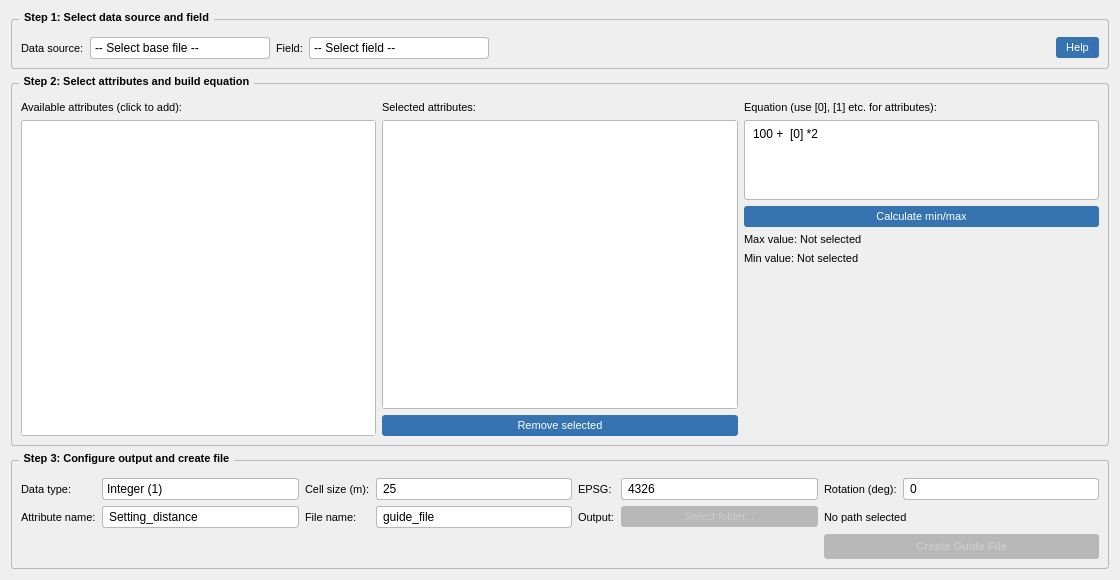
Before: the Qt Designer form widgets/create_guide_file_base.ui in axelande/geodatafarm3, drawn with Qt 5.
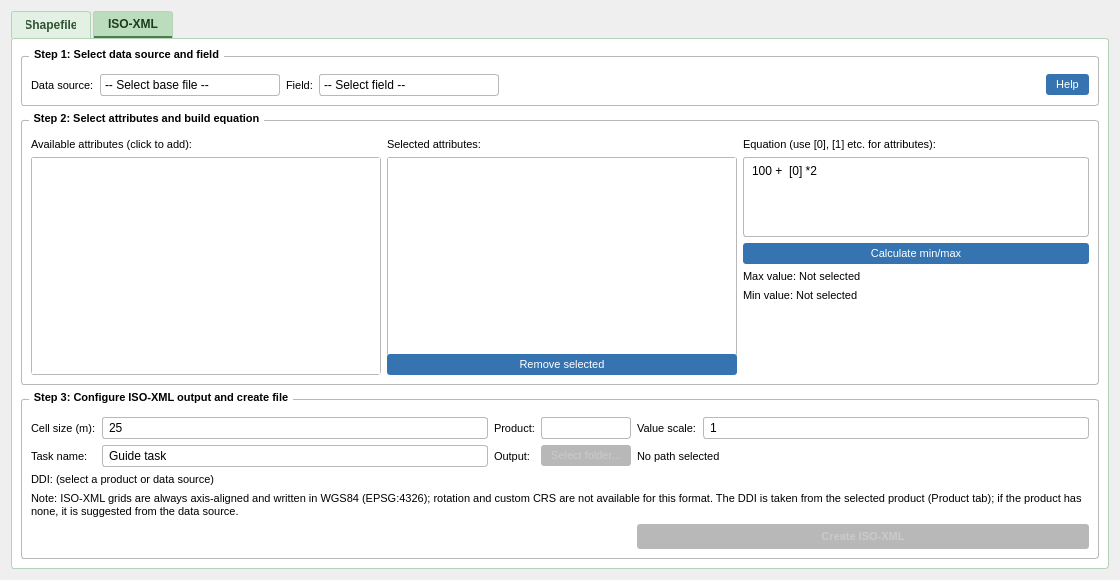
After: the same form once the commit is applied. The open tabs and pages were chosen to show the change.

Patch:
```diff
--- a/widgets/create_guide_file_base.ui
+++ b/widgets/create_guide_file_base.ui
@@ -119,9 +119,46 @@
   padding: 2px 4px;
   background: palette(base);
 }
+
+/* === Format sub-tabs (Shapefile / ISO-XML) — light green, a touch ===
+   === lighter than the green navigation sidebar (the main selector). === */
+QTabWidget#tabFormat::pane {
+  border: 1px solid #b6d4b8;
+  border-radius: 3px;
+  background: palette(base);
+}
+QTabWidget#tabFormat QTabBar::tab {
+  background: #e3f0e4;
+  color: #2f5233;
+  border: 1px solid #b6d4b8;
+  border-bottom: none;
+  border-top-left-radius: 3px;
+  border-top-right-radius: 3px;
+  padding: 5px 14px;
+  margin-right: 2px;
+  font-weight: bold;
+}
+QTabWidget#tabFormat QTabBar::tab:selected {
+  background: #bcdcbe;
+  color: #1e3a21;
+  border-bottom: 2px solid #4a7c4e;
+}
+QTabWidget#tabFormat QTabBar::tab:hover:!selected {
+  background: #d2e7d4;
+}
    </string>
   </property>
   <layout class="QVBoxLayout" name="mainLayout">
+   <item>
+    <widget class="QTabWidget" name="tabFormat">
+     <property name="currentIndex">
+      <number>0</number>
+     </property>
+     <widget class="QWidget" name="tabShp">
+      <attribute name="title">
+       <string>Shapefile</string>
+      </attribute>
+      <layout class="QVBoxLayout" name="shpLayout">
    <!-- ============================================ -->
    <!-- Step 1: Select Data Source                    -->
    <!-- ============================================ -->
@@ -482,6 +519,345 @@
        </widget>
       </item>
      </layout>
+    </widget>
+   </item>
+      </layout>
+     </widget>
+     <!-- ============================================ -->
+     <!-- ISO-XML tab                                  -->
+     <!-- ============================================ -->
+     <widget class="QWidget" name="tabIso">
+      <attribute name="title">
+       <string>ISO-XML</string>
+      </attribute>
+      <layout class="QVBoxLayout" name="isoLayout">
+       <!-- ISO Step 1: Select data source and field -->
+       <item>
+        <widget class="QGroupBox" name="groupIsoStep1">
+         <property name="title">
+          <string>Step 1: Select data source and field</string>
+         </property>
+         <layout class="QHBoxLayout" name="isoStep1Layout">
+          <item>
+           <widget class="QLabel" name="labelIso_8">
+            <property name="text">
+             <string>Data source:</string>
+            </property>
+           </widget>
+          </item>
+          <item>
+           <widget class="QComboBox" name="IsoCBDataSource">
+            <property name="minimumSize">
+             <size>
+              <width>180</width>
+              <height>0</height>
+             </size>
+            </property>
+            <item>
+             <property name="text">
+              <string>-- Select base file --</string>
+             </property>
+            </item>
+           </widget>
+          </item>
+          <item>
+           <widget class="QLabel" name="labelIso_field">
+            <property name="text">
+             <string>Field:</string>
+            </property>
+           </widget>
+          </item>
+          <item>
+           <widget class="QComboBox" name="IsoCBFields">
+            <property name="minimumSize">
+             <size>
+              <width>180</width>
+              <height>0</height>
+             </size>
+            </property>
+            <item>
+             <property name="text">
+              <string>-- Select field --</string>
+             </property>
+            </item>
+           </widget>
+          </item>
+          <item>
+           <spacer name="isoStep1Spacer">
+            <property name="orientation">
+             <enum>Qt::Horizontal</enum>
+            </property>
+            <property name="sizeHint" stdset="0">
+             <size>
+              <width>40</width>
+              <height>20</height>
+             </size>
+            </property>
+           </spacer>
+          </item>
+          <item>
+           <widget class="QPushButton" name="IsoPBHelp">
+            <property name="text">
+             <string>Help</string>
+            </property>
+           </widget>
+          </item>
+         </layout>
+        </widget>
+       </item>
+       <!-- ISO Step 2: Select attributes and build equation -->
+       <item>
+        <widget class="QGroupBox" name="groupIsoStep2">
+         <property name="title">
+          <string>Step 2: Select attributes and build equation</string>
+         </property>
+         <layout class="QHBoxLayout" name="isoStep2OuterLayout">
+          <item>
+           <layout class="QVBoxLayout" name="isoStep2LeftLayout">
+            <item>
+             <widget class="QLabel" name="labelIso_9">
+              <property name="text">
+               <string>Available attributes (click to add):</string>
+              </property>
+             </widget>
+            </item>
+            <item>
+             <widget class="QTableWidget" name="IsoTWColumnNames">
+              <property name="minimumSize">
+               <size>
+                <width>350</width>
+                <height>200</height>
+               </size>
+              </property>
+              <property name="editTriggers">
+               <set>QAbstractItemView::AnyKeyPressed</set>
+              </property>
+             </widget>
+            </item>
+           </layout>
+          </item>
+          <item>
+           <layout class="QVBoxLayout" name="isoStep2MidLayout">
+            <item>
+             <widget class="QLabel" name="labelIso_selected">
+              <property name="text">
+               <string>Selected attributes:</string>
+              </property>
+             </widget>
+            </item>
+            <item>
+             <widget class="QTableWidget" name="IsoTWSelected">
+              <property name="minimumSize">
+               <size>
+                <width>350</width>
+                <height>200</height>
+               </size>
+              </property>
+             </widget>
+            </item>
+            <item>
+             <widget class="QPushButton" name="IsoPBRemParam">
+              <property name="text">
+               <string>Remove selected</string>
+              </property>
+             </widget>
+            </item>
+           </layout>
+          </item>
+          <item>
+           <layout class="QVBoxLayout" name="isoStep2RightLayout">
+            <item>
+             <widget class="QLabel" name="labelIso_7">
+              <property name="text">
+               <string>Equation (use [0], [1] etc. for attributes):</string>
+              </property>
+             </widget>
+            </item>
+            <item>
+             <widget class="QPlainTextEdit" name="IsoTEEquation">
+              <property name="minimumSize">
+               <size>
+                <width>200</width>
+                <height>60</height>
+               </size>
+              </property>
+              <property name="maximumSize">
+               <size>
+                <width>16777215</width>
+                <height>80</height>
+               </size>
+              </property>
+              <property name="plainText">
+               <string>100 +  [0] *2 </string>
+              </property>
+             </widget>
+            </item>
+            <item>
+             <widget class="QPushButton" name="IsoPBUpdate">
+              <property name="text">
+               <string>Calculate min/max</string>
+              </property>
+             </widget>
+            </item>
+            <item>
+             <widget class="QLabel" name="IsoLMaxVal">
+              <property name="text">
+               <string>Max value: Not selected</string>
+              </property>
+             </widget>
+            </item>
+            <item>
+             <widget class="QLabel" name="IsoLMinVal">
+              <property name="text">
+               <string>Min value: Not selected</string>
+              </property>
+             </widget>
+            </item>
+            <item>
+             <spacer name="isoStep2Spacer">
+              <property name="orientation">
+               <enum>Qt::Vertical</enum>
+              </property>
+              <property name="sizeHint" stdset="0">
+               <size>
+                <width>20</width>
+                <height>20</height>
+               </size>
+              </property>
+             </spacer>
+            </item>
+           </layout>
+          </item>
+         </layout>
+        </widget>
+       </item>
+       <!-- ISO Step 3: Output settings -->
+       <item>
+        <widget class="QGroupBox" name="groupIsoStep3">
+         <property name="title">
+          <string>Step 3: Configure ISO-XML output and create file</string>
+         </property>
+         <layout class="QGridLayout" name="isoGridLayout_3">
+          <item row="0" column="0">
+           <widget class="QLabel" name="labelIso_cell">
+            <property name="text">
+             <string>Cell size (m):</string>
+            </property>
+           </widget>
+          </item>
+          <item row="0" column="1">
+           <widget class="QLineEdit" name="IsoLECellSize">
+            <property name="text">
+             <string>25</string>
+            </property>
+           </widget>
+          </item>
+          <item row="0" column="2">
+           <widget class="QLabel" name="labelIso_ddi">
+            <property name="text">
+             <string>Product:</string>
+            </property>
+           </widget>
+          </item>
+          <item row="0" column="3">
+           <widget class="QComboBox" name="IsoCBProduct">
+            <property name="toolTip">
+             <string>Products are managed in the Product tab. The list refreshes whenever you open it.</string>
+            </property>
+           </widget>
+          </item>
+          <item row="0" column="4">
+           <widget class="QLabel" name="labelIso_scale">
+            <property name="text">
+             <string>Value scale:</string>
+            </property>
+           </widget>
+          </item>
+          <item row="0" column="5">
+           <widget class="QLineEdit" name="IsoLEValueScale">
+            <property name="toolTip">
+             <string>The computed rate is multiplied by this factor and stored as an integer (match your terminal's expected resolution).</string>
+            </property>
+            <property name="text">
+             <string>1</string>
+            </property>
+           </widget>
+          </item>
+          <item row="1" column="0">
+           <widget class="QLabel" name="labelIso_task">
+            <property name="text">
+             <string>Task name:</string>
+            </property>
+           </widget>
+          </item>
+          <item row="1" column="1">
+           <widget class="QLineEdit" name="IsoLETaskName">
+            <property name="text">
+             <string>Guide task</string>
+            </property>
+           </widget>
+          </item>
+          <item row="1" column="2">
+           <widget class="QLabel" name="labelIso_out">
+            <property name="text">
+             <string>Output:</string>
+            </property>
+           </widget>
+          </item>
+          <item row="1" column="3">
+           <widget class="QPushButton" name="IsoPBSelectOutput">
+            <property name="enabled">
+             <bool>false</bool>
+            </property>
+            <property name="text">
+             <string>Select folder...</string>
+            </property>
+           </widget>
+          </item>
+          <item row="1" column="4" colspan="2">
+           <widget class="QLabel" name="IsoLOutputPath">
+            <property name="text">
+             <string>No path selected</string>
+            </property>
+           </widget>
+          </item>
+          <item row="2" column="0" colspan="6">
+           <widget class="QLabel" name="IsoLDDI">
+            <property name="text">
+             <string>DDI: (select a product or data source)</string>
+            </property>
+           </widget>
+          </item>
+          <item row="3" column="0" colspan="6">
+           <widget class="QLabel" name="labelIso_note">
+            <property name="text">
+             <string>Note: ISO-XML grids are always axis-aligned and written in WGS84 (EPSG:4326); rotation and custom CRS are not available for this format. The DDI is taken from the selected product (Product tab); if the product has none, it is suggested from the data source.</string>
+            </property>
+            <property name="wordWrap">
+             <bool>true</bool>
+            </property>
+           </widget>
+          </item>
+          <item row="4" column="4" colspan="2">
+           <widget class="QPushButton" name="IsoPBCreateFile">
+            <property name="enabled">
+             <bool>false</bool>
+            </property>
+            <property name="text">
+             <string>Create ISO-XML</string>
+            </property>
+            <property name="styleSheet">
+             <string notr="true">QPushButton { background-color: #2e7d32; font-weight: bold; padding: 6px 16px; }
+QPushButton:hover { background-color: #1b5e20; }
+QPushButton:disabled { background-color: palette(mid); color: palette(midlight); font-weight: bold; }</string>
+            </property>
+           </widget>
+          </item>
+         </layout>
+        </widget>
+       </item>
+      </layout>
+     </widget>
     </widget>
    </item>
   </layout>
```
